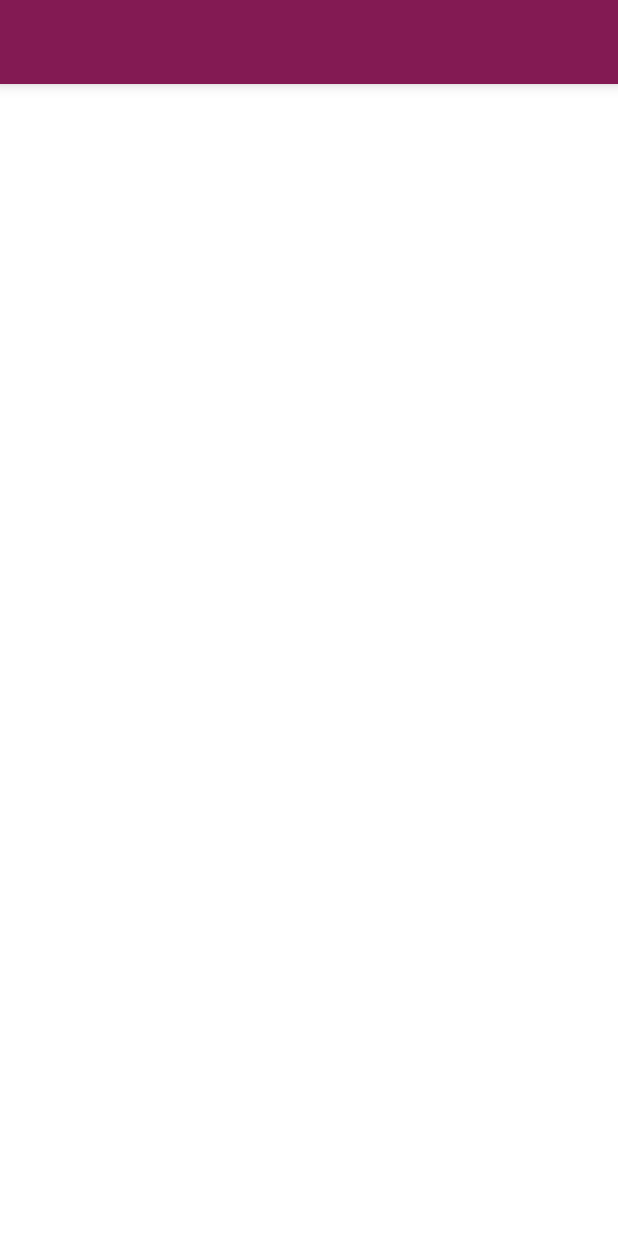
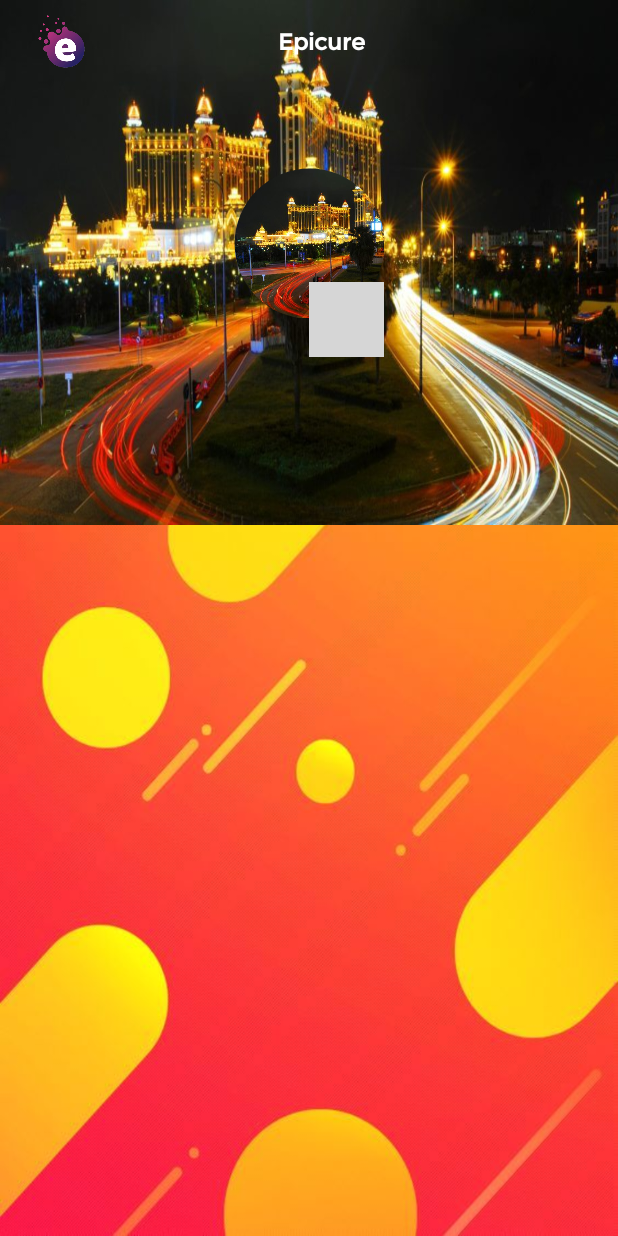
Before and after one commit to khutalsaheb/Hotel-Membership, an Android app: the layout activity_profile.xml on its own in the app's theme, with its tools: preview values and no code run, on a phone screen of 412 x 824 dp. Run offline under Robolectric (Android 15) with nearby library versions, the phone set to English and light mode, and no system bars; grey boxes are pictures that could not be loaded.

Commit message:
CircularImageview Added

```diff
--- /dev/null
+++ b/app/src/main/java/com/ivitesse/epicure/helper/CircularImageView.java
@@ -0,0 +1,89 @@
+package com.ivitesse.epicure.helper;
+
+
+import android.content.Context;
+import android.graphics.Bitmap;
+import android.graphics.Canvas;
+import android.graphics.Color;
+import android.graphics.Paint;
+import android.graphics.PorterDuff;
+import android.graphics.PorterDuffXfermode;
+import android.graphics.Rect;
+import android.graphics.drawable.BitmapDrawable;
+import android.graphics.drawable.Drawable;
+import android.util.AttributeSet;
+
+import androidx.annotation.NonNull;
+import androidx.appcompat.widget.AppCompatImageView;
+
+public class CircularImageView extends AppCompatImageView {
+
+
+    public CircularImageView(@NonNull Context context) {
+        super(context);
+    }
+
+    public CircularImageView(@NonNull Context context, @NonNull AttributeSet attrs) {
+        super(context, attrs);
+    }
+
+    public CircularImageView(@NonNull Context context, @NonNull AttributeSet attrs, int defStyle) {
+        super(context, attrs, defStyle);
+    }
+
+    @Override
+    protected void onDraw(@NonNull Canvas canvas) {
+
+        Drawable drawable = getDrawable();
+
+        if (drawable == null) {
+            return;
+        }
+
+        if (getWidth() == 0 || getHeight() == 0) {
+            return;
+        }
+        Bitmap b = ((BitmapDrawable) drawable).getBitmap();
+        Bitmap bitmap = b.copy(Bitmap.Config.ARGB_8888, true);
+
+        int w = getWidth();
+
+        Bitmap roundBitmap = getRoundBitmap(bitmap, w);
+        canvas.drawBitmap(roundBitmap, 0, 0, null);
+
+    }
+
+    @NonNull
+    public static Bitmap getRoundBitmap(@NonNull Bitmap bmp, int radius) {
+        Bitmap sBmp;
+
+        if (bmp.getWidth() != radius || bmp.getHeight() != radius) {
+            float smallest = Math.min(bmp.getWidth(), bmp.getHeight());
+            float factor = smallest / radius;
+            sBmp = Bitmap.createScaledBitmap(bmp, (int) (bmp.getWidth() / factor), (int) (bmp.getHeight() / factor), false);
+        } else {
+            sBmp = bmp;
+        }
+
+        Bitmap output = Bitmap.createBitmap(radius, radius,
+                Bitmap.Config.ARGB_8888);
+
+
+        Canvas canvas = new Canvas(output);
+
+        final String color = "#BAB399";
+        final Paint paint = new Paint();
+        final Rect rect = new Rect(0, 0, radius, radius);
+
+        paint.setAntiAlias(true);
+        paint.setFilterBitmap(true);
+        paint.setDither(true);
+        canvas.drawARGB(0, 0, 0, 0);
+        paint.setColor(Color.parseColor(color));
+        canvas.drawCircle(radius / 2 + 0.7f, radius / 2 + 0.7f, radius / 2 + 0.1f, paint);
+        paint.setXfermode(new PorterDuffXfermode(PorterDuff.Mode.SRC_IN));
+        canvas.drawBitmap(sBmp, rect, rect, paint);
+
+        return output;
+    }
+}
--- a/app/src/main/res/layout/activity_login.xml
+++ b/app/src/main/res/layout/activity_login.xml
@@ -10,7 +10,7 @@
         android:layout_height="match_parent"
         android:layout_gravity="center"
         android:gravity="center"
-        android:background="@color/colorAccent"
+        android:background="@drawable/background"
         android:orientation="vertical"
         app:layout_behavior="@string/appbar_scrolling_view_behavior">
 
@@ -75,6 +75,7 @@
                             android:layout_width="match_parent"
                             android:layout_height="wrap_content"
                             app:errorEnabled="true"
+                            app:counterMaxLength="50"
                             app:boxBackgroundMode="outline"
                             app:counterEnabled="true"
                             android:hint="@string/password">
@@ -112,6 +113,7 @@
                                 android:layout_width="wrap_content"
                                 android:layout_height="wrap_content"
                                 android:gravity="start"
+                                android:padding="@dimen/_15sdp"
                                 style="@style/Titletext"
                                 android:layout_weight="0.5"
                                 android:text="@string/new_user"
@@ -122,6 +124,7 @@
                                 android:layout_width="wrap_content"
                                 android:layout_height="wrap_content"
                                 android:gravity="end"
+                                android:padding="@dimen/_15sdp"
                                 android:layout_weight="0.5"
                                 style="@style/Titletext"
                                 android:onClick="forgotpassword"
--- a/app/src/main/res/layout/activity_profile.xml
+++ b/app/src/main/res/layout/activity_profile.xml
@@ -1,3 +1,103 @@
+<?xml version="1.0" encoding="utf-8"?>
+<androidx.coordinatorlayout.widget.CoordinatorLayout xmlns:android="http://schemas.android.com/apk/res/android"
+    xmlns:app="http://schemas.android.com/apk/res-auto"
+    android:layout_width="match_parent"
+    android:layout_height="match_parent"
+    android:background="@drawable/background">
+
+    <androidx.appcompat.widget.LinearLayoutCompat
+        android:layout_width="match_parent"
+        android:layout_height="match_parent"
+        android:orientation="vertical"
+        app:layout_behavior="@string/appbar_scrolling_view_behavior">
+
+        <androidx.core.widget.NestedScrollView
+            android:layout_width="match_parent"
+            android:layout_height="wrap_content"
+            app:layout_behavior="@string/appbar_scrolling_view_behavior">
+
+            <androidx.appcompat.widget.LinearLayoutCompat
+                android:layout_width="match_parent"
+                android:layout_height="wrap_content"
+                android:orientation="vertical">
+
+
+            </androidx.appcompat.widget.LinearLayoutCompat>
+        </androidx.core.widget.NestedScrollView>
+    </androidx.appcompat.widget.LinearLayoutCompat>
+
+
+    <com.google.android.material.appbar.AppBarLayout
+        android:id="@+id/appBarLayout"
+        android:layout_width="match_parent"
+        android:layout_height="wrap_content"
+        android:theme="@style/ThemeOverlay.AppCompat.Dark.ActionBar">
+
+        <com.google.android.material.appbar.CollapsingToolbarLayout
+            android:id="@+id/collapsingToolbarLayout"
+            android:layout_width="match_parent"
+            android:layout_height="match_parent"
+            app:contentScrim="?attr/colorPrimary"
+            app:layout_scrollFlags="scroll|exitUntilCollapsed">
+
+            <androidx.appcompat.widget.AppCompatImageView
+                android:id="@+id/imageViewCollapsing"
+                android:layout_width="match_parent"
+                android:layout_height="350dp"
+                android:scaleType="fitXY"
+                android:src="@drawable/hotel_image"
+                app:layout_collapseMode="parallax" />
+
+            <androidx.appcompat.widget.Toolbar
+                android:id="@+id/toolbar"
+                android:layout_width="match_parent"
+                android:layout_height="wrap_content"
+                android:layout_alignParentTop="true"
+                android:minHeight="?attr/actionBarSize"
+                android:theme="@style/ThemeOverlay.AppCompat.Dark.ActionBar"
+                app:elevation="0dp"
+                app:layout_collapseMode="pin"
+                app:popupTheme="@style/ThemeOverlay.AppCompat.Light">
+
+                <androidx.constraintlayout.widget.ConstraintLayout
+                    android:layout_width="match_parent"
+                    android:layout_height="wrap_content">
+
+                    <androidx.appcompat.widget.AppCompatImageView
+                        android:id="@+id/appCompatImageView"
+                        android:layout_width="@dimen/_50"
+                        android:layout_height="@dimen/_50"
+                        android:adjustViewBounds="true"
+                        android:src="@drawable/logo"
+                        app:layout_constraintBottom_toBottomOf="parent"
+                        app:layout_constraintStart_toStartOf="parent"
+                        app:layout_constraintTop_toTopOf="parent" />
+
+                    <androidx.appcompat.widget.AppCompatTextView
+                        style="@style/Titletext"
+                        android:layout_width="wrap_content"
+                        android:layout_height="wrap_content"
+                        android:text="@string/app_name"
+                        android:textColor="@color/white"
+                        app:layout_constraintBottom_toBottomOf="parent"
+                        app:layout_constraintEnd_toEndOf="parent"
+                        app:layout_constraintStart_toStartOf="parent"
+                        app:layout_constraintTop_toTopOf="parent" />
+                </androidx.constraintlayout.widget.ConstraintLayout>
+            </androidx.appcompat.widget.Toolbar>
+
+            <include
+                layout="@layout/item_profile"
+                android:layout_width="wrap_content"
+                android:layout_height="wrap_content"
+                android:layout_gravity="center" />
+
+        </com.google.android.material.appbar.CollapsingToolbarLayout>
+
+    </com.google.android.material.appbar.AppBarLayout>
+</androidx.coordinatorlayout.widget.CoordinatorLayout>
+
+    <!--
 <?xml version="1.0" encoding="utf-8"?>
 <androidx.constraintlayout.widget.ConstraintLayout xmlns:android="http://schemas.android.com/apk/res/android"
 xmlns:app="http://schemas.android.com/apk/res-auto"
@@ -6,16 +106,20 @@
 android:layout_height="match_parent"
 tools:context=".activities.Profile_Activity">
 
-    <FrameLayout
-        android:id="@+id/container"
-        android:layout_width="0dp"
-        android:layout_height="0dp"
-        app:layout_constraintBottom_toBottomOf="parent"
+<com.ivitesse.epicure.helper.CircularImageView
+android:id="@+id/avatar"
+android:layout_width="@dimen/_100"
+android:layout_height="@dimen/_100"
+android:background="@android:color/transparent"
+android:src="@drawable/hotel_image"
+app:avatarBackgroundColor="@color/colorAccent"
+app:highlightColor="@color/colorPrimary"
 app:layout_constraintEnd_toEndOf="parent"
 app:layout_constraintStart_toStartOf="parent"
-        app:layout_constraintTop_toBottomOf="@+id/include2" />
+app:layout_constraintTop_toBottomOf="@+id/include2"
+app:strokeColor="@color/colorAccent" />
 
 <include
 android:id="@+id/include2"
 layout="@layout/toolbar_hide" />
-</androidx.constraintlayout.widget.ConstraintLayout>
+</androidx.constraintlayout.widget.ConstraintLayout>-->
--- a/app/src/main/res/layout/activity_registration.xml
+++ b/app/src/main/res/layout/activity_registration.xml
@@ -12,7 +12,7 @@
         android:layout_height="match_parent"
         android:layout_gravity="center"
         android:gravity="center"
-        android:background="@color/colorAccent"
+        android:background="@drawable/background"
         android:orientation="vertical"
         app:layout_behavior="@string/appbar_scrolling_view_behavior">
 
--- a/app/src/main/res/layout/activity_splash.xml
+++ b/app/src/main/res/layout/activity_splash.xml
@@ -4,6 +4,7 @@
     xmlns:tools="http://schemas.android.com/tools"
     android:layout_width="match_parent"
     android:layout_height="match_parent"
+    android:background="@drawable/background"
     tools:context=".activities.Splash_Activity">
 
     <androidx.appcompat.widget.AppCompatImageView
--- a/app/src/main/res/layout/card_design.xml
+++ b/app/src/main/res/layout/card_design.xml
@@ -8,7 +8,7 @@
         android:layout_width="match_parent"
         android:layout_height="match_parent"
         android:layout_gravity="center"
-        android:background="@color/colorAccent"
+        android:background="@drawable/background"
         android:gravity="center"
         android:orientation="vertical"
         app:layout_behavior="@string/appbar_scrolling_view_behavior">
--- a/app/src/main/res/layout/dashboard.xml
+++ b/app/src/main/res/layout/dashboard.xml
@@ -2,6 +2,7 @@
 <androidx.coordinatorlayout.widget.CoordinatorLayout xmlns:android="http://schemas.android.com/apk/res/android"
     xmlns:app="http://schemas.android.com/apk/res-auto"
     android:layout_width="match_parent"
+    android:background="@drawable/background"
     android:layout_height="match_parent">
 
     <androidx.appcompat.widget.LinearLayoutCompat
@@ -18,8 +19,7 @@
             <androidx.appcompat.widget.LinearLayoutCompat
                 android:layout_width="match_parent"
                 android:layout_height="wrap_content"
-                android:layout_marginBottom="@dimen/_100"
-                android:orientation="vertical">
+               android:orientation="vertical">
 
 
                 <androidx.appcompat.widget.LinearLayoutCompat
--- a/app/src/main/res/layout/forgot_password_bottom.xml
+++ b/app/src/main/res/layout/forgot_password_bottom.xml
@@ -9,12 +9,13 @@
     android:fitsSystemWindows="true"
     android:orientation="vertical"
     tools:context=".activities.Login_Activity">
+
     <androidx.appcompat.widget.AppCompatTextView
+        style="@style/Buttonsmall"
         android:layout_width="match_parent"
         android:layout_height="wrap_content"
-        style="@style/Buttonsmall"
-        android:text="@string/forgot_password"
-  />
+        android:text="@string/forgot_password" />
+
     <androidx.cardview.widget.CardView
         android:layout_width="match_parent"
         android:layout_height="wrap_content"
@@ -31,7 +32,8 @@
             android:orientation="vertical"
             android:padding="@dimen/_10sdp">
 
-       <com.google.android.material.textfield.TextInputLayout
+
+            <com.google.android.material.textfield.TextInputLayout
                 android:id="@+id/text"
                 style="@style/TextInputLayout"
                 android:layout_width="match_parent"
@@ -46,11 +48,13 @@
                     android:id="@+id/email"
                     android:layout_width="match_parent"
                     android:layout_height="match_parent"
-                      android:fontFamily="@font/montserrat_bold"
+                    android:fontFamily="@font/montserrat_bold"
                     android:inputType="textEmailAddress"
                     android:textSize="@dimen/_12sdp" />
+
                 <requestFocus />
             </com.google.android.material.textfield.TextInputLayout>
+
             <com.google.android.material.button.MaterialButton
                 android:id="@+id/button_submit"
                 style="@style/Buttonsmall"
@@ -58,6 +62,7 @@
                 android:layout_height="wrap_content"
                 android:onClick="forgotaccess"
                 android:text="@string/submit" />
+
         </androidx.appcompat.widget.LinearLayoutCompat>
     </androidx.cardview.widget.CardView>
 
--- /dev/null
+++ b/app/src/main/res/layout/item_profile.xml
@@ -0,0 +1,29 @@
+<?xml version="1.0" encoding="utf-8"?>
+<androidx.constraintlayout.widget.ConstraintLayout xmlns:android="http://schemas.android.com/apk/res/android"
+    xmlns:app="http://schemas.android.com/apk/res-auto"
+    xmlns:tools="http://schemas.android.com/tools"
+    android:layout_width="match_parent"
+    android:layout_height="match_parent"
+    android:orientation="vertical">
+
+    <com.ivitesse.epicure.helper.CircularImageView
+        android:layout_width="@dimen/_50"
+        android:layout_height="@dimen/_50"
+        android:layout_marginTop="76dp"
+        app:layout_constraintEnd_toEndOf="@+id/avatar"
+        app:layout_constraintHorizontal_bias="0.48"
+        app:layout_constraintTop_toTopOf="@+id/avatar"
+        app:srcCompat="@drawable/camera" />
+
+    <com.ivitesse.epicure.helper.CircularImageView
+        android:id="@+id/avatar"
+        android:layout_width="@dimen/_100"
+        android:layout_height="@dimen/_100"
+        android:layout_gravity="center"
+        android:background="@android:color/transparent"
+        android:src="@drawable/hotel_image"
+        app:layout_constraintEnd_toEndOf="parent"
+        app:layout_constraintStart_toStartOf="parent"
+        app:layout_constraintTop_toTopOf="parent"
+       />
+</androidx.constraintlayout.widget.ConstraintLayout>
--- a/app/src/main/res/values/styles.xml
+++ b/app/src/main/res/values/styles.xml
@@ -92,11 +92,11 @@
     <style name="cards" parent="Widget.MaterialComponents.CardView">
 
         <item name="android:layout_width">match_parent</item>
-         <item name="android:layout_height">wrap_content</item>
+        <item name="android:layout_height">wrap_content</item>
         <item name="android:layout_margin">@dimen/_10sdp</item>
         <item name="android:layout_weight">0.5</item>
         <item name="android:clickable">true</item>
-         <item name="android:focusable">true</item>
+        <item name="android:focusable">true</item>
         <item name="android:foreground">?android:attr/selectableItemBackground</item>
         <item name="android:padding">@dimen/_10sdp</item>
         <item name="cardBackgroundColor">@color/colorPrimary</item>
```
Also changed, not shown: app/src/main/res/drawable/background.jpg (added). Lines whose indentation alone changed are shown as unchanged.
